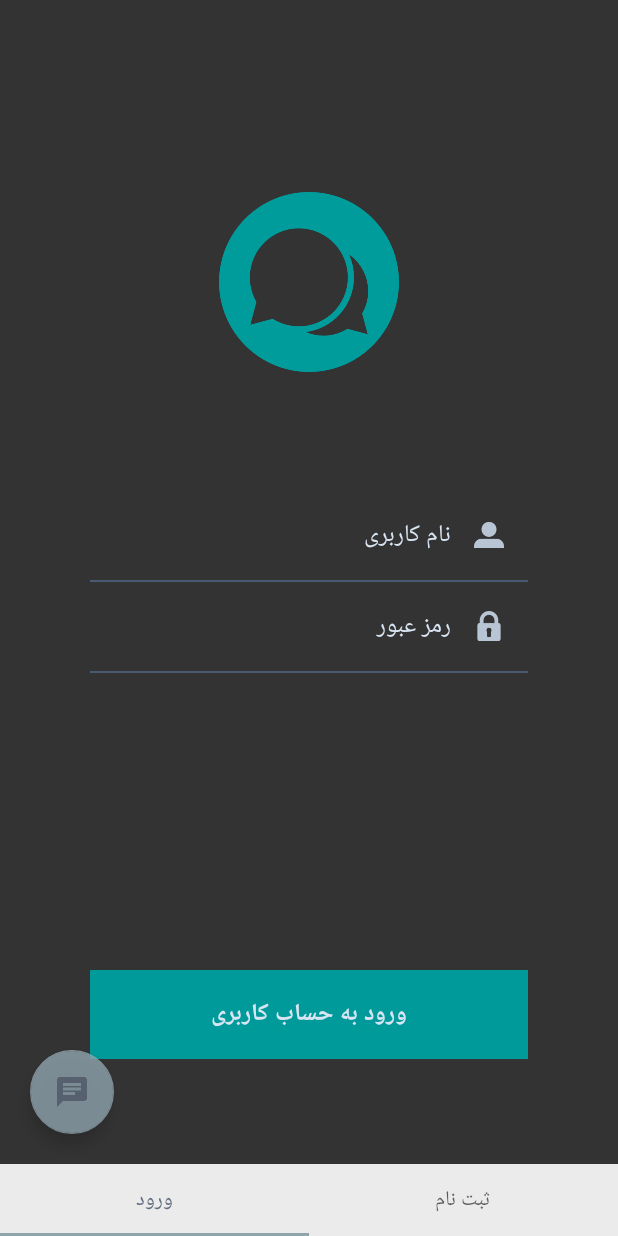
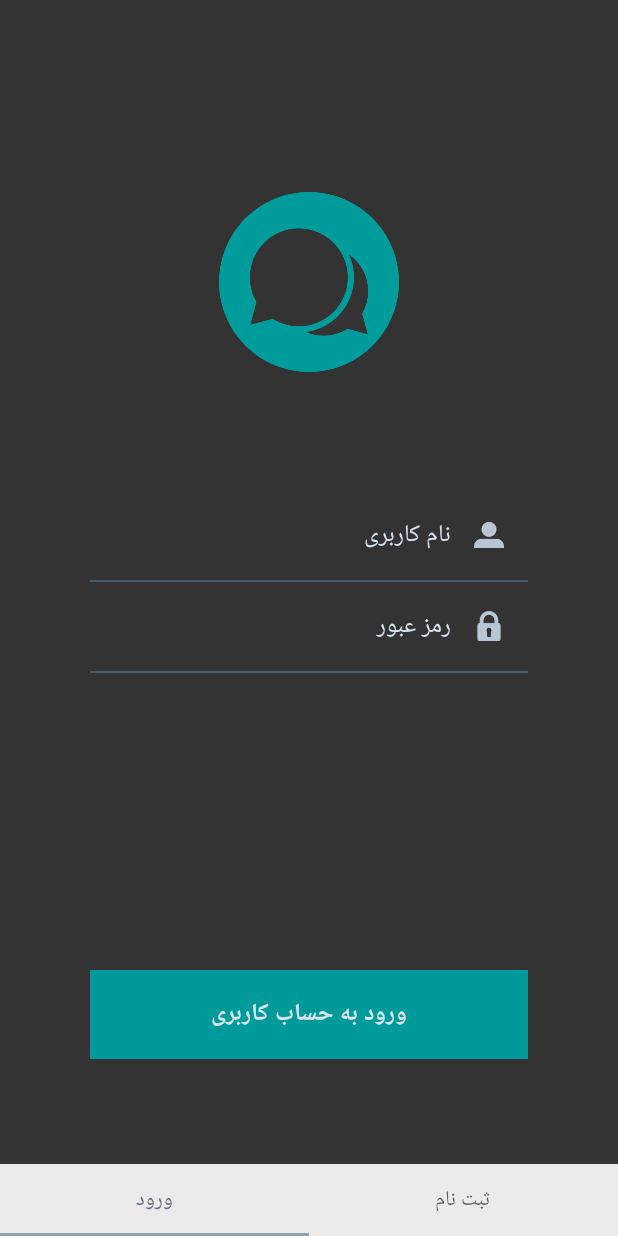
Before and after one commit to mabahmani/ChatRoomMessenger, an Android app: the screen it shows after launch (MainActivity), on a phone screen of 412 x 824 dp. Run offline under Robolectric (Android 15) with nearby library versions, the phone set to English and light mode, and no system bars.

Commit message:
Some Bug Fixed

```diff
--- a/app/src/main/java/com/mab/chatroom/LoginFragment.java
+++ b/app/src/main/java/com/mab/chatroom/LoginFragment.java
@@ -55,7 +55,6 @@ public class LoginFragment extends android.support.v4.app.Fragment {
                                 LocalBroadcastManager.getInstance(getActivity()).sendBroadcast(
                                         new Intent("login_successful")
                                 );
-
                             }
                         }
 
--- a/app/src/main/java/com/mab/chatroom/MainActivity.java
+++ b/app/src/main/java/com/mab/chatroom/MainActivity.java
@@ -19,6 +19,7 @@ public class MainActivity extends AppCompatActivity {
 
     private TabLayout tabLayout;
     private ViewPager viewPager;
+    private ViewPager viewPager2;
     private FloatingActionButton floatingActionButton;
     private FragmentPagerAdapter fragmentPagerAdapter;
     private AuthFragmentPagerAdapter authFragmentPagerAdapter;
@@ -52,21 +53,24 @@ public class MainActivity extends AppCompatActivity {
     private BroadcastReceiver broadcastReceiver = new BroadcastReceiver() {
         @Override
         public void onReceive(Context context, Intent intent) {
-            getFragmentManager().popBackStack();
+            viewPager.setVisibility(View.GONE);
             openMainFragment();
         }
     };
 
     private void openAuthFragment(){
+        floatingActionButton.setVisibility(View.GONE);
+        viewPager.setVisibility(View.VISIBLE);
         authFragmentPagerAdapter = new AuthFragmentPagerAdapter(getSupportFragmentManager());
         viewPager.setAdapter(authFragmentPagerAdapter);
         tabLayout.setupWithViewPager(viewPager);
     }
 
     private void openMainFragment(){
+        floatingActionButton.setVisibility(View.VISIBLE);
         fragmentPagerAdapter = new FragmentPagerAdapter(getSupportFragmentManager());
-        viewPager.setAdapter(fragmentPagerAdapter);
-        tabLayout.setupWithViewPager(viewPager);
+        viewPager2.setAdapter(fragmentPagerAdapter);
+        tabLayout.setupWithViewPager(viewPager2);
     }
 
 
@@ -88,6 +92,7 @@ public class MainActivity extends AppCompatActivity {
     private void findViews(){
         tabLayout = findViewById(R.id.tab_layout);
         viewPager = findViewById(R.id.view_pager);
+        viewPager2 = findViewById(R.id.view_pager2);
         floatingActionButton = findViewById(R.id.new_chat_room_button);
     }
 }
--- a/app/src/main/res/layout/activity_main.xml
+++ b/app/src/main/res/layout/activity_main.xml
@@ -17,8 +17,20 @@
         android:layout_height="wrap_content">
     </android.support.design.widget.TabLayout>
 
+
     <android.support.v4.view.ViewPager
         android:id="@+id/view_pager"
+        android:layout_width="0dp"
+        app:layout_constraintLeft_toLeftOf="parent"
+        app:layout_constraintRight_toRightOf="parent"
+        app:layout_constraintTop_toTopOf="parent"
+        app:layout_constraintBottom_toTopOf="@+id/tab_layout"
+        android:visibility="invisible"
+        android:layout_height="0dp">
+    </android.support.v4.view.ViewPager>
+
+    <android.support.v4.view.ViewPager
+        android:id="@+id/view_pager2"
         android:layout_width="0dp"
         app:layout_constraintLeft_toLeftOf="parent"
         app:layout_constraintRight_toRightOf="parent"
```
